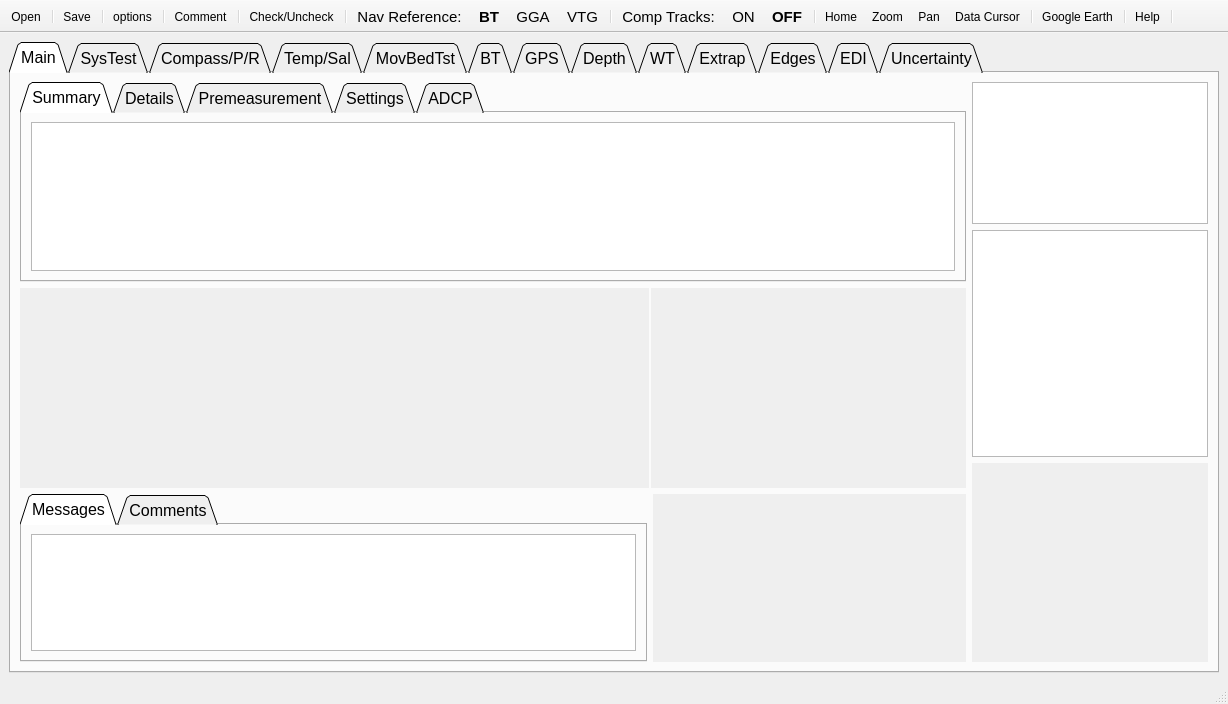
Above: UI/QRev_gui.ui from rowetechinc/QRevPy before the change. Below: the same form after it.
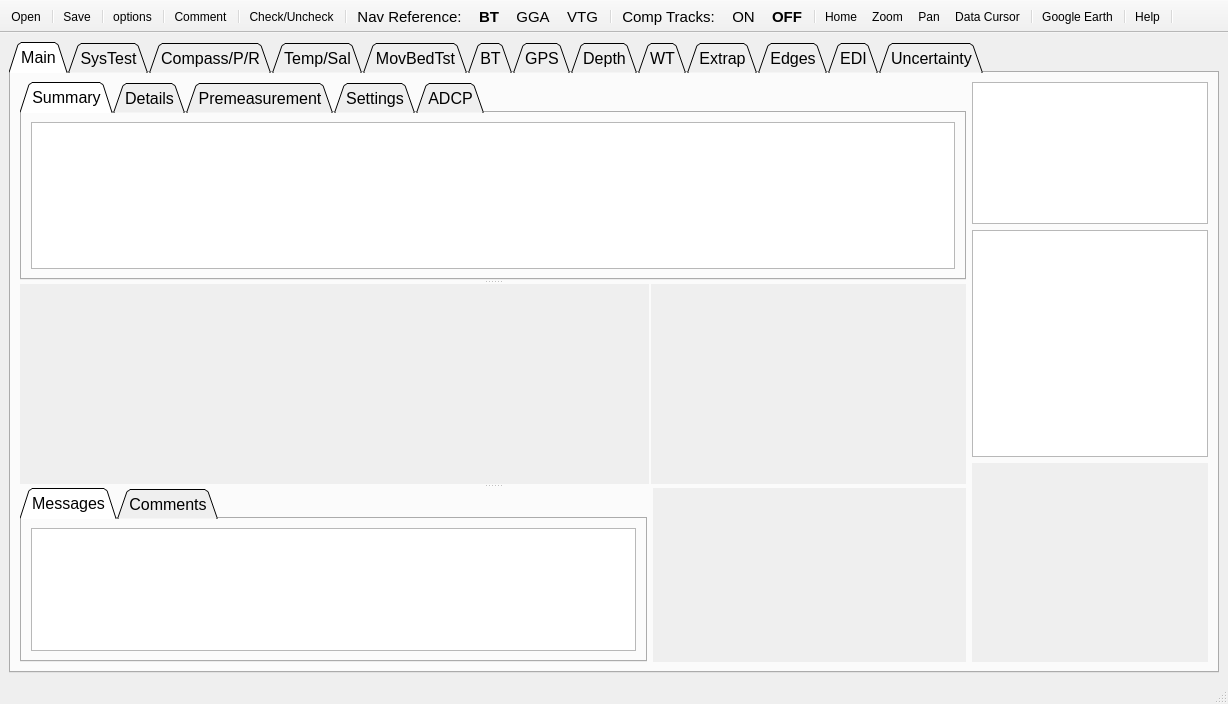
That is the form after the change. The open tabs and pages were chosen to show the change. Icons and pictures are not drawn.

Commit message: Implemented use of GPS for moving-bed tests Added time series boat speed plot to GPS - BT tab Reversed GPS BT vector closing difference Added GPS lag to QA messages

```diff
--- a/UI/QRev_gui.ui
+++ b/UI/QRev_gui.ui
@@ -206,10 +206,14 @@
        <attribute name="title">
         <string>Main</string>
        </attribute>
+       <layout class="QGridLayout" name="gridLayout_49">
+        <item row="0" column="0">
        <layout class="QHBoxLayout" name="horizontalLayout_64" stretch="8,2">
         <item>
-         <layout class="QVBoxLayout" name="verticalLayout">
-          <item>
+           <widget class="QSplitter" name="splitter">
+            <property name="orientation">
+             <enum>Qt::Vertical</enum>
+            </property>
            <widget class="QTabWidget" name="tab_summary">
             <property name="palette">
              <palette>
@@ -418,8 +422,7 @@
              </layout>
             </widget>
            </widget>
-          </item>
-          <item>
+            <widget class="QWidget" name="">
            <layout class="QHBoxLayout" name="horizontalLayout" stretch="4,2">
             <property name="spacing">
              <number>2</number>
@@ -457,8 +460,8 @@
              </widget>
             </item>
            </layout>
-          </item>
-          <item>
+            </widget>
+            <widget class="QWidget" name="">
            <layout class="QHBoxLayout" name="horizontalLayout_bottom" stretch="4,2">
             <item>
              <widget class="QTabWidget" name="tab_mc">
@@ -514,8 +517,8 @@
              </widget>
             </item>
            </layout>
-          </item>
-         </layout>
+            </widget>
+           </widget>
         </item>
         <item>
          <layout class="QVBoxLayout" name="verticalLayout_right" stretch="25,40,35">
@@ -535,6 +538,8 @@
          </layout>
         </item>
        </layout>
+        </item>
+       </layout>
       </widget>
       <widget class="QWidget" name="tab_systest">
        <attribute name="title">
```
Left out of the diff: 7 changed lines with no effect on the pictures. Lines whose indentation alone changed are shown as unchanged. The commit also changes 7 other files.
